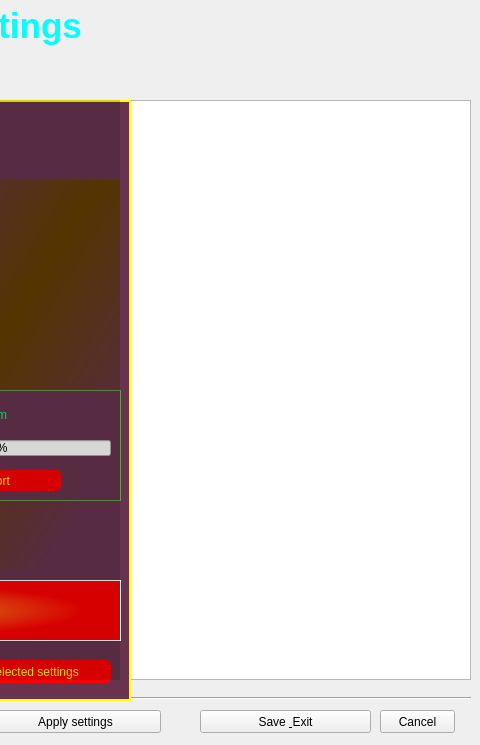
Above: data/app/designer/app_settings.ui from dsoftn/my_journal before the change; both pictures show x 640 to 1120 and y 0 to 745 of the 1120 by 745 pixel window. Below: the same form after it.
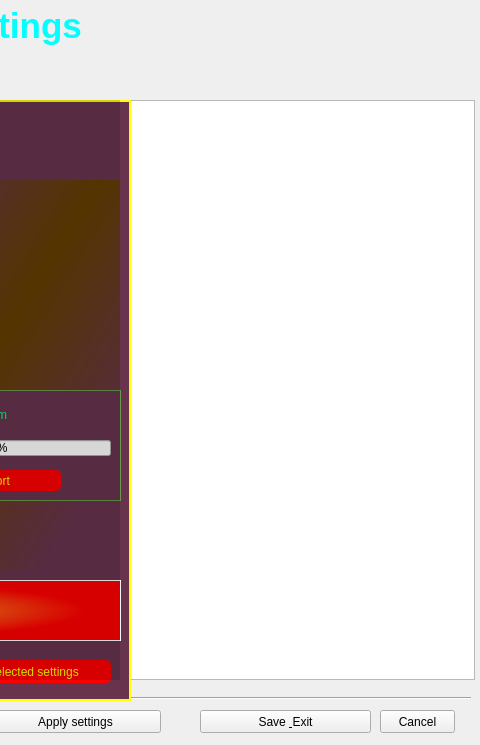
That is the form after the change. Icons and pictures are not drawn.

What changed in the file:
```diff
--- a/data/app/designer/app_settings.ui
+++ b/data/app/designer/app_settings.ui
@@ -535,9 +535,9 @@
   <widget class="QListWidget" name="lst_changes">
    <property name="geometry">
     <rect>
-     <x>770</x>
+     <x>765</x>
      <y>100</y>
-     <width>341</width>
+     <width>350</width>
      <height>580</height>
     </rect>
    </property>
```
Left out of the diff: 2 changed lines with no effect on the pictures.
